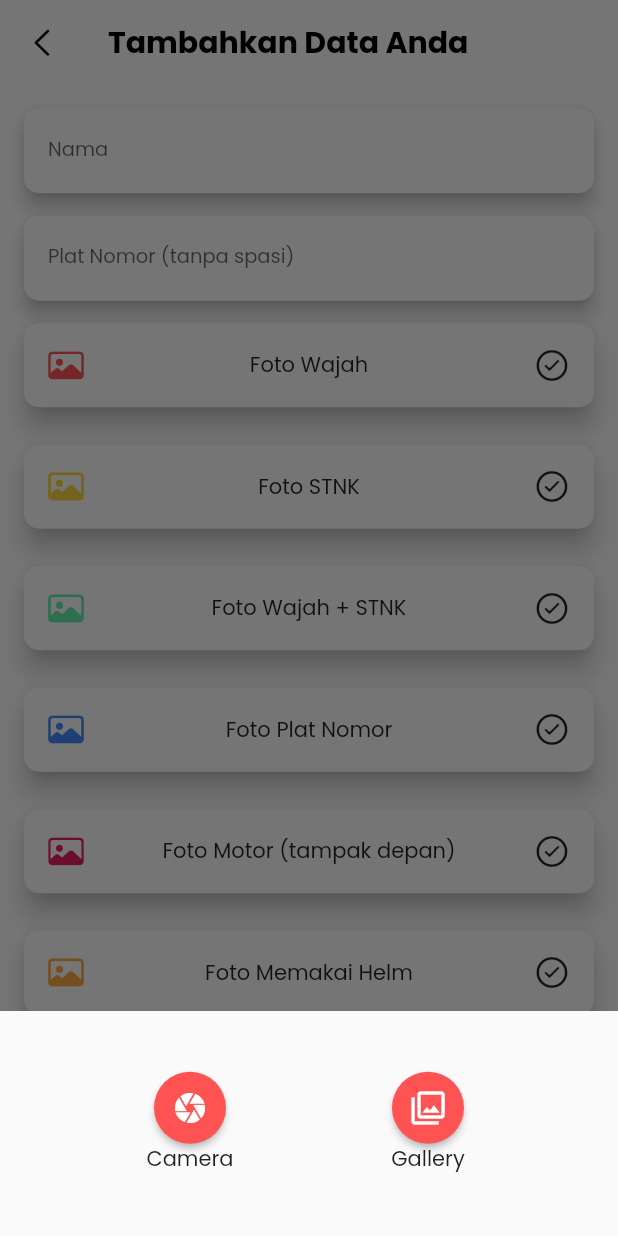
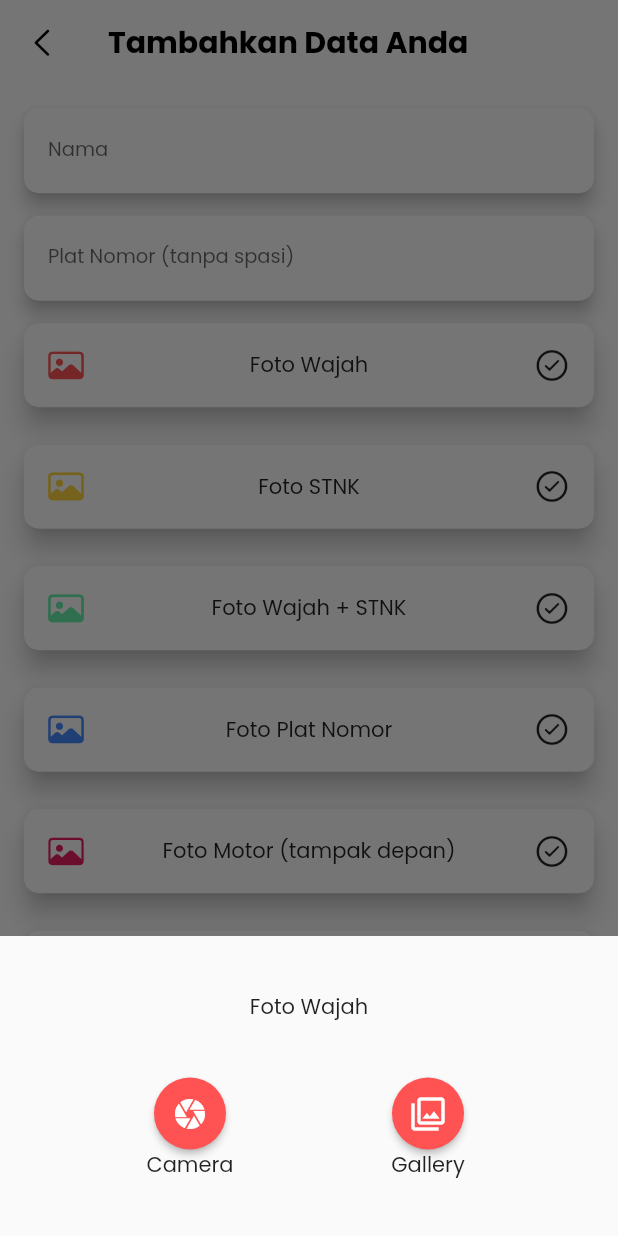
Before and after one commit to daudhiyaa/stnkless-app, a Flutter app: the FormPage screen opened directly with empty values, after a tap on "Foto Wajah", on a phone screen of 412 x 824 dp. Run offline on Flutter 3.47's test engine with Material 2 defaults, Android fonts, the phone set to English and light mode, and no system bars; our stand-ins replace cloud_firestore, firebase_auth, firebase_core, firebase_storage, font_awesome_flutter, image_cropper and 1 more; accounts and stored records are empty; generated files the repository leaves out were written again.

Commit message:
fix: some UIs

```diff
--- a/lib/screens/user/form.dart
+++ b/lib/screens/user/form.dart
@@ -115,7 +115,7 @@ class _FormPageState extends State<FormPage> {
     }
   }
 
-  Future _selectPhoto() async {
+  Future _selectPhoto(Widget title) async {
     await showModalBottomSheet(
       context: context,
       useSafeArea: true,
@@ -127,10 +127,11 @@ class _FormPageState extends State<FormPage> {
         ),
         onClosing: () {},
         builder: (context) => SizedBox(
-          height: 150,
+          height: 200,
           child: Column(
-            mainAxisAlignment: MainAxisAlignment.center,
+            mainAxisAlignment: MainAxisAlignment.spaceEvenly,
             children: [
+              title,
               Row(
                 mainAxisAlignment: MainAxisAlignment.spaceEvenly,
                 children: [
@@ -267,7 +268,10 @@ class _FormPageState extends State<FormPage> {
                             ),
                           )
                         : GestureDetector(
-                            onTap: _selectPhoto,
+                            onTap: () {
+                              _selectPhoto(
+                                  cardData[index - textFieldData.length][1]);
+                            },
                             child: Card(
                               margin: const EdgeInsets.only(bottom: 25),
                               color: Colors.white,
```
Also changed, not shown: lib/components/button/button.dart (+8 -4 lines), lib/screens/user/home.dart (+5 -3 lines).
